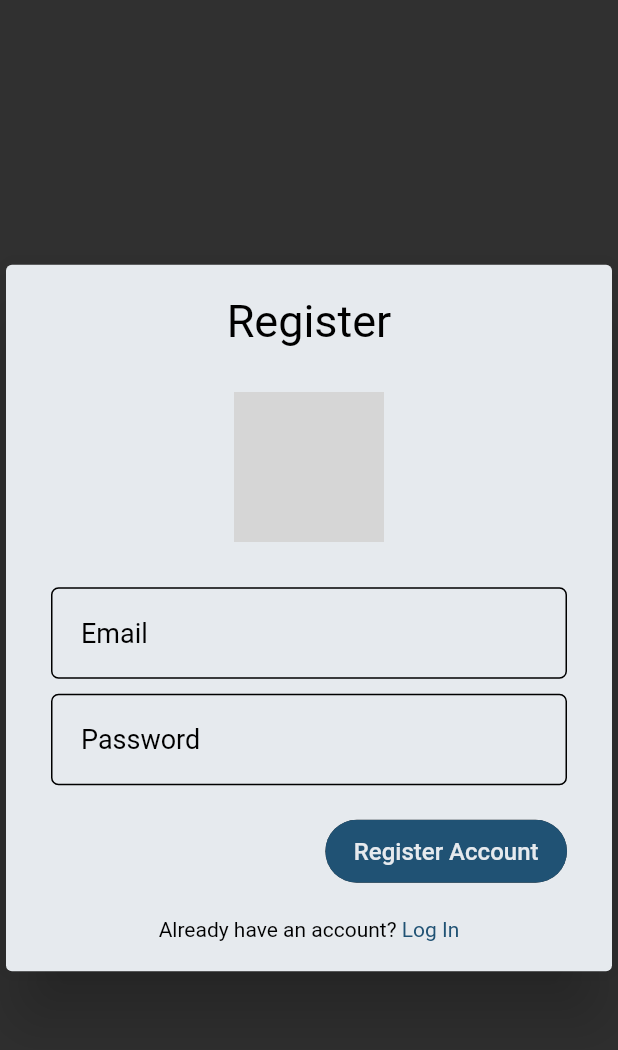
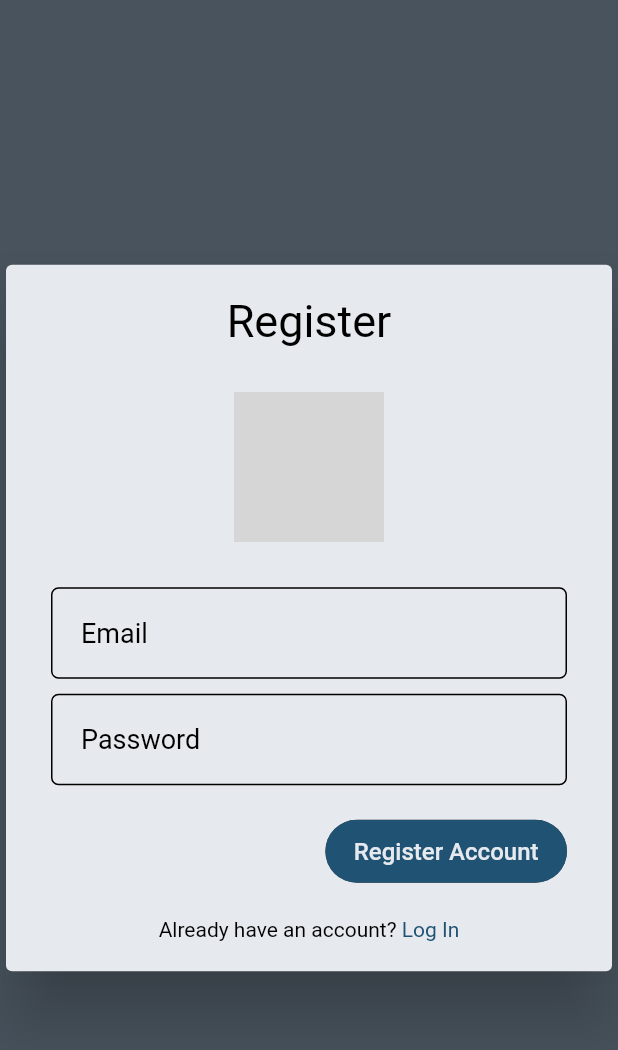
Before and after one commit to MitchWoodin/open_budgie, a Flutter app: the screen it shows after launch, on a phone screen of 412 x 824 dp. Shown: the top 1050 px of the screen. Run offline on Flutter 3.47's test engine with Material 2 defaults, Android fonts, the phone set to English and light mode, and no system bars; our stand-ins replace appwrite, flutter_riverpod, fpdart; statements that could not run were skipped; grey boxes are pictures that could not be loaded.

Commit message:
updates styling

```diff
--- a/lib/core/providers.dart
+++ b/lib/core/providers.dart
@@ -15,3 +15,15 @@ final appwriteAccountProvider = Provider((ref) {
   final client = ref.watch(appwriteClientProvider);
   return Account(client);
 });
+
+class DarkModeNotifier extends StateNotifier<bool> {
+  DarkModeNotifier() : super(true);
+
+  void toggle() {
+    state = !state;
+  }
+}
+
+final darkModeProvider = StateNotifierProvider<DarkModeNotifier, bool>((ref) {
+  return DarkModeNotifier();
+});
--- a/lib/core/theme/app_theme.dart
+++ b/lib/core/theme/app_theme.dart
@@ -3,8 +3,15 @@ import 'package:flutter/material.dart';
 import 'core_theme.dart';
 
 class AppTheme {
-  static ThemeData theme = ThemeData.dark().copyWith(
-    scaffoldBackgroundColor: Palette.primaryVariant,
+  static ThemeData lightTheme = ThemeData.light().copyWith(
+    scaffoldBackgroundColor: Palette.background,
+    appBarTheme: const AppBarTheme(
+      backgroundColor: Palette.primary,
+      elevation: 10,
+    ),
+  );
+  static ThemeData darkTheme = ThemeData.dark().copyWith(
+    scaffoldBackgroundColor: Palette.darkBackground,
     appBarTheme: const AppBarTheme(
       backgroundColor: Palette.primary,
       elevation: 10,
--- a/lib/core/theme/palette.dart
+++ b/lib/core/theme/palette.dart
@@ -4,6 +4,7 @@ class Palette {
   static const Color primary = Color(0xFF205274);
   static const Color primaryVariant = Color(0xFF23425B);
   static const Color background = Color(0xFFE6EAEE);
+  static const Color darkBackground = Color(0xFF48535D);
   static const Color secondary = Color(0xFFF57926);
   static const Color secondaryVariant = Color(0x8CF57926);
   static const Color text = Colors.black;
--- a/lib/features/accounts/views/account_page.dart
+++ b/lib/features/accounts/views/account_page.dart
@@ -1,7 +1,5 @@
 import 'package:budgie_finance/core/constants/ui_constants.dart';
-import 'package:budgie_finance/core/theme/core_theme.dart';
 import 'package:flutter/material.dart';
-import 'package:flutter_riverpod/flutter_riverpod.dart';
 
 class AccountView extends StatefulWidget {
   static route() => MaterialPageRoute(
@@ -17,7 +15,6 @@ class _AccountViewState extends State<AccountView> {
   @override
   Widget build(BuildContext context) {
     return Scaffold(
-      backgroundColor: Palette.background,
         appBar: UIConstants.appBar(),
         drawer: UIConstants.drawer(context),
         body: const Padding(
--- a/lib/features/auth/views/register_view.dart
+++ b/lib/features/auth/views/register_view.dart
@@ -46,6 +46,7 @@ class _RegisterViewState extends ConsumerState<RegisterView> {
   Widget build(BuildContext context) {
     final isLoading = ref.watch(authControllerProvider);
     return Scaffold(
+      backgroundColor: Palette.primaryVariant,
       body: isLoading
           ? const Loader()
           : Center(
--- a/lib/features/budget/views/budget_view.dart
+++ b/lib/features/budget/views/budget_view.dart
@@ -17,7 +17,6 @@ class _BudgetViewState extends State<BudgetView> {
   @override
   Widget build(BuildContext context) {
     return Scaffold(
-      backgroundColor: Palette.background,
       appBar: UIConstants.appBar(),
       drawer: UIConstants.drawer(context),
       body: const Row(
--- a/lib/main.dart
+++ b/lib/main.dart
@@ -1,3 +1,4 @@
+import 'package:budgie_finance/core/core.dart';
 import 'package:budgie_finance/features/budget/views/budget_view.dart';
 import 'package:flutter/material.dart';
 import 'package:flutter_riverpod/flutter_riverpod.dart';
@@ -9,14 +10,18 @@ void main() {
   runApp(const ProviderScope(child: MyApp()));
 }
 
-class MyApp extends StatelessWidget {
+class MyApp extends ConsumerWidget {
   const MyApp({super.key});
 
   @override
-  Widget build(BuildContext context) {
+  Widget build(BuildContext context, WidgetRef ref) {
+    final darkMode = ref.watch(darkModeProvider);
+
     return MaterialApp(
       title: 'Flutter Demo',
-      theme: AppTheme.theme,
+      theme: AppTheme.lightTheme,
+      darkTheme: AppTheme.darkTheme,
+      themeMode: darkMode ? ThemeMode.dark : ThemeMode.light,
       home: const RegisterView(),
     );
   }
```
Also changed, not shown: lib/core/constants/ui_constants.dart (+20 -21 lines), lib/features/auth/views/login_view.dart (+12 -2 lines).
